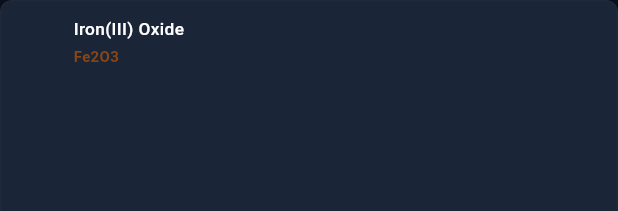
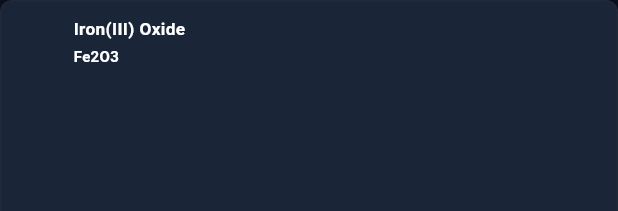
Before and after one commit to malikqasim223/2D_virtual_chem_lab, a Flutter app: the _PremiumChemTile widget shown alone on an empty page, opened directly with sample values from the repository, on a phone screen of 412 x 824 dp. Shown: the top 211 px of the screen. Run offline on Flutter 3.47's test engine with Material 3 defaults, Android fonts, the light colour scheme and no system bars; Roboto replaces fonts that are missing (Segoe UI).

Commit message:
style: chemical cards now have blue hover, white text - 20261023_173407

```diff
--- a/lib/presentation/screens/lab/lab_screen.dart
+++ b/lib/presentation/screens/lab/lab_screen.dart
@@ -2544,21 +2544,25 @@ class _PremiumChemTileState extends State<_PremiumChemTile> {
           margin: const EdgeInsets.only(bottom: 8),
           padding: const EdgeInsets.all(10),
           decoration: BoxDecoration(
-            color: _isHovered ? widget.c.color.withValues(alpha: 0.15) : LC.darkPanelElev,
+            // BLUE HOVER BACKGROUND
+            color: _isHovered ? LC.darkAccent.withValues(alpha: 0.15) : LC.darkPanelElev,
             borderRadius: BorderRadius.circular(8),
             border: Border.all(
-              color: _isHovered ? widget.c.color : LC.darkBorder,
+              // BLUE BORDER
+              color: _isHovered ? LC.darkAccentBright : LC.darkBorder,
               width: _isHovered ? 1.4 : 1.0,
             ),
             boxShadow: [
+              // FLOATING SHADOW
               BoxShadow(
                 color: Colors.black.withValues(alpha: _isHovered ? 0.6 : 0.4),
                 blurRadius: _isHovered ? 12 : 6,
                 offset: Offset(0, _isHovered ? 8 : 3),
               ),
+              // BLUE GLOW ON HOVER
               if (_isHovered)
                 BoxShadow(
-                  color: widget.c.color.withValues(alpha: 0.2),
+                  color: LC.darkAccentBright.withValues(alpha: 0.2),
                   blurRadius: 10,
                   spreadRadius: 1,
                   offset: const Offset(0, 0),
@@ -2588,17 +2592,17 @@ class _PremiumChemTileState extends State<_PremiumChemTile> {
                   widget.c.name,
                   maxLines: 1,
                   overflow: TextOverflow.ellipsis,
-                  style: TextStyle(
-                    color: Colors.white, // Force White
+                  style: const TextStyle(
+                    color: Colors.white, // HAMESHA WHITE
                     fontSize: 11.5,
-                    fontWeight: _isHovered ? FontWeight.w700 : FontWeight.w500,
+                    fontWeight: FontWeight.w600,
                   ),
                 ),
                 const SizedBox(height: 3),
                 Text(
                   widget.c.formula,
-                  style: TextStyle(
-                    color: _isHovered ? Colors.white : widget.c.color,
+                  style: const TextStyle(
+                    color: Colors.white, // HAMESHA WHITE
                     fontSize: 10,
                     fontWeight: FontWeight.w700,
                   ),
@@ -2608,7 +2612,7 @@ class _PremiumChemTileState extends State<_PremiumChemTile> {
             AnimatedOpacity(
               duration: const Duration(milliseconds: 200),
               opacity: _isHovered ? 1.0 : 0.0,
-              child: Icon(Icons.drag_indicator, size: 14, color: widget.c.color),
+              child: Icon(Icons.drag_indicator, size: 14, color: LC.darkAccentBright),
             ),
           ]),
         ),
```
